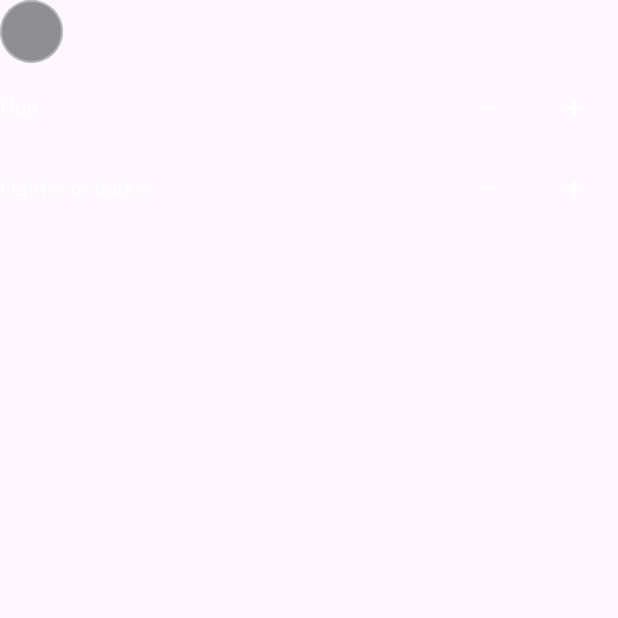
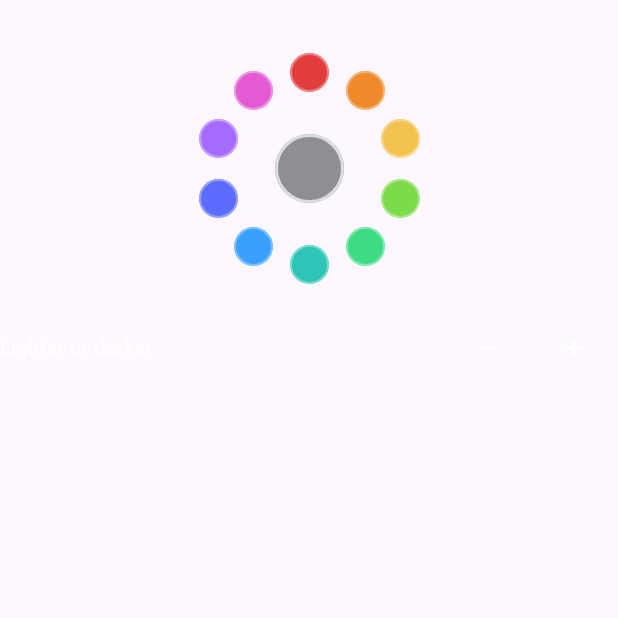
Before and after one commit to freak69ize/moon-bags-android, an Android app built with Jetpack Compose: the composable ToneControl called with empty values, after a tap on an icon or button, on a phone screen of 412 x 824 dp, the top half of it. Run offline under Robolectric (Android 15) with nearby library versions, the phone set to English and light mode, and no system bars; libraries missing offline, so code that uses them is left out: com.google.mlkit.vision; network calls fail; pictures from the network do not load; 3 statements that could not run were skipped.

Commit message:
Show basic colors in a circle with lighter and darker

```diff
--- a/app/src/main/java/com/moonbags/app/ui/MoonRoot.kt
+++ b/app/src/main/java/com/moonbags/app/ui/MoonRoot.kt
@@ -434,28 +434,54 @@ private fun tapePrice(price: Double, currency: String) = CompactMoney.price(pric
 
 private fun parseHex(hex: String): Color = runCatching { Color(android.graphics.Color.parseColor(hex)) }.getOrDefault(Color(0xFF8E8E93))
 
+private val BasicColors = listOf(
+    "#E23D3D",
+    "#F08A2A",
+    "#F2C14E",
+    "#7CDB4A",
+    "#3DDC84",
+    "#2EC4B6",
+    "#3AA0FF",
+    "#5B6CFF",
+    "#A56BFF",
+    "#E45AD2",
+)
+
 @Composable
 private fun ToneControl(label: String, hex: String, onChange: (String) -> Unit) {
     val color = parseHex(hex)
     val hsv = FloatArray(3).also { android.graphics.Color.colorToHSV(color.toArgb(), it) }
-    fun paint(hue: Float, light: Float): String {
-        val packed = android.graphics.Color.HSVToColor(floatArrayOf((hue % 360f + 360f) % 360f, hsv[1].coerceAtLeast(0.18f), light.coerceIn(0.06f, 0.92f)))
+    fun lighter(step: Float): String {
+        val packed = android.graphics.Color.HSVToColor(floatArrayOf(hsv[0], hsv[1].coerceAtLeast(0.35f), (hsv[2] + step).coerceIn(0.08f, 0.94f)))
         return String.format("#%06X", 0xFFFFFF and packed)
     }
-    Column(verticalArrangement = Arrangement.spacedBy(6.dp)) {
-        Row(verticalAlignment = Alignment.CenterVertically, horizontalArrangement = Arrangement.spacedBy(12.dp)) {
-            Box(Modifier.size(42.dp).clip(CircleShape).background(color).border(1.dp, Color.White.copy(alpha = 0.35f), CircleShape))
-            Text(label, color = Color.White)
-        }
-        Row(verticalAlignment = Alignment.CenterVertically) {
-            Text("Hue", color = Color.White, modifier = Modifier.weight(1f))
-            TextButton(onClick = { onChange(paint(hsv[0] - 18f, hsv[2])) }) { Text("−", color = Color.White, fontSize = 22.sp) }
-            TextButton(onClick = { onChange(paint(hsv[0] + 18f, hsv[2])) }) { Text("+", color = Color.White, fontSize = 22.sp) }
+    Column(verticalArrangement = Arrangement.spacedBy(8.dp)) {
+        Text(label, color = Color.White)
+        Box(Modifier.size(176.dp).align(Alignment.CenterHorizontally), contentAlignment = Alignment.Center) {
+            Box(Modifier.size(46.dp).clip(CircleShape).background(color).border(2.dp, Color.White.copy(alpha = 0.7f), CircleShape))
+            BasicColors.forEachIndexed { index, swatch ->
+                val angle = index * (2.0 * Math.PI / BasicColors.size) - Math.PI / 2.0
+                Box(
+                    Modifier
+                        .offset {
+                            val radius = 64.dp.toPx()
+                            androidx.compose.ui.unit.IntOffset(
+                                (kotlin.math.cos(angle) * radius).roundToInt(),
+                                (kotlin.math.sin(angle) * radius).roundToInt(),
+                            )
+                        }
+                        .size(26.dp)
+                        .clip(CircleShape)
+                        .background(parseHex(swatch))
+                        .border(1.dp, Color.White.copy(alpha = 0.35f), CircleShape)
+                        .clickable { onChange(swatch) },
+                )
+            }
         }
         Row(verticalAlignment = Alignment.CenterVertically) {
             Text("Lighter or darker", color = Color.White, modifier = Modifier.weight(1f))
-            TextButton(onClick = { onChange(paint(hsv[0], hsv[2] - 0.07f)) }) { Text("−", color = Color.White, fontSize = 22.sp) }
-            TextButton(onClick = { onChange(paint(hsv[0], hsv[2] + 0.07f)) }) { Text("+", color = Color.White, fontSize = 22.sp) }
+            TextButton(onClick = { onChange(lighter(-0.08f)) }) { Text("−", color = Color.White, fontSize = 22.sp) }
+            TextButton(onClick = { onChange(lighter(0.08f)) }) { Text("+", color = Color.White, fontSize = 22.sp) }
         }
     }
 }
```
